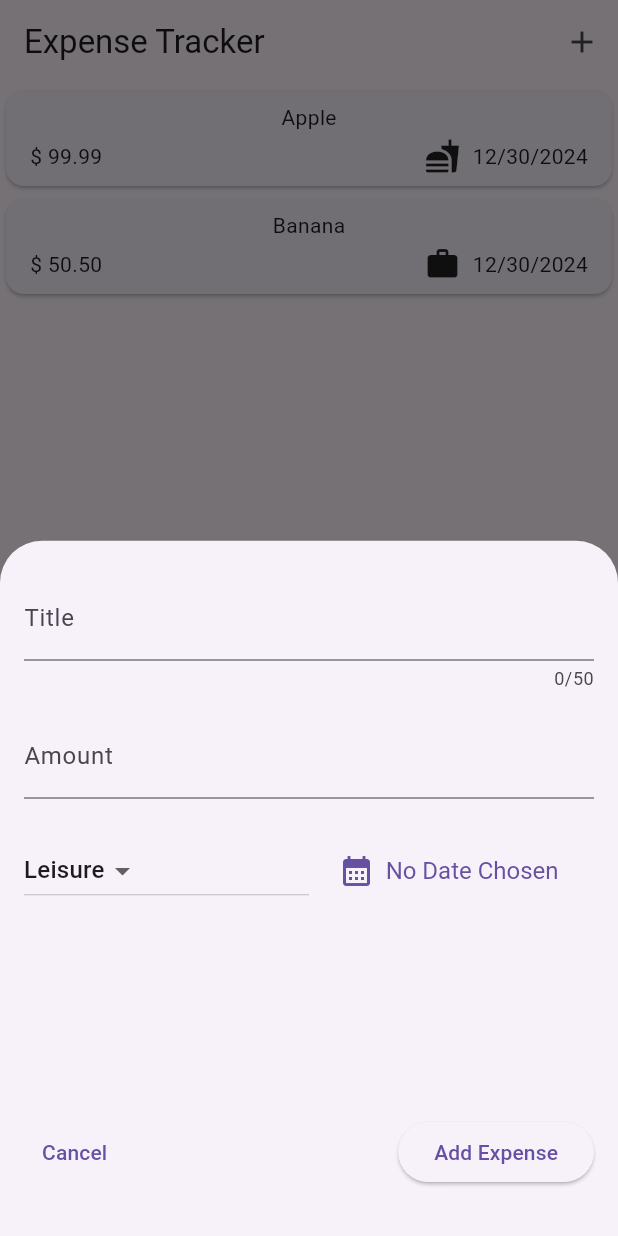
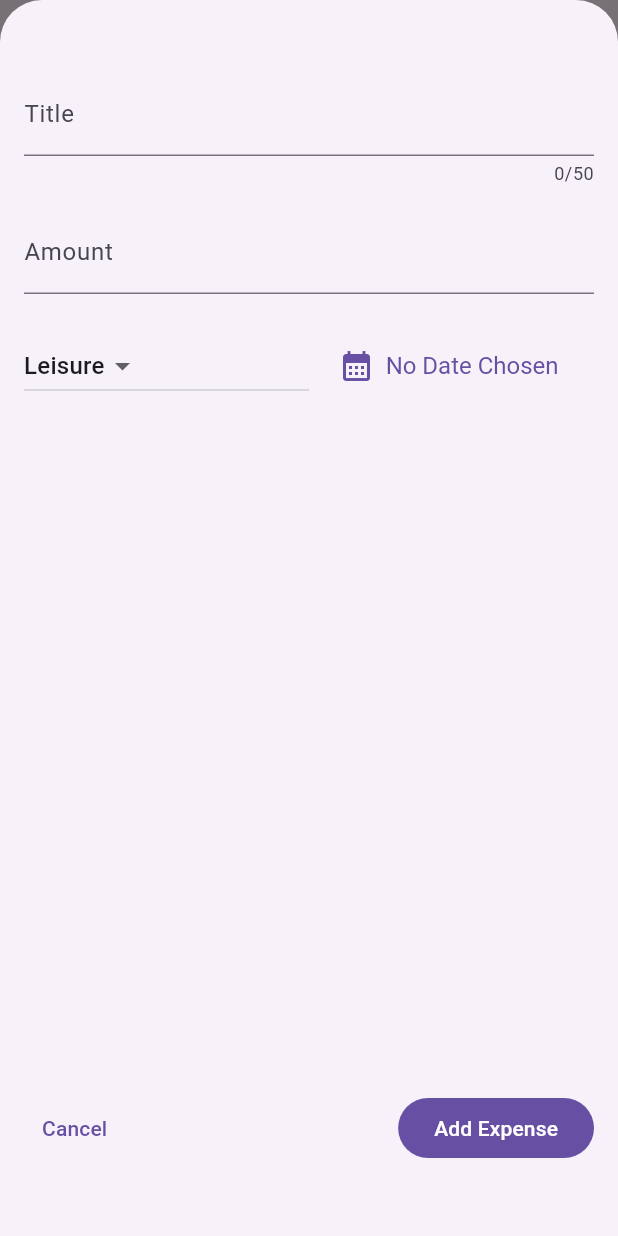
Before and after one commit to Satin3737/flutter_expense_tracker_app, a Flutter app: the screen it shows after launch, after a tap on the "add" icon, on a phone screen of 412 x 824 dp. Run offline on Flutter 3.47's test engine with Material 3 defaults, Android fonts, the phone set to English and light mode, and no system bars.

Commit message:
Refactoring for the add new expense flow

```diff
--- a/lib/new_expense.dart
+++ b/lib/new_expense.dart
@@ -1,6 +1,7 @@
 import 'package:flutter/material.dart';
 import 'package:flutter_expense_tracker_app/enum.dart';
 import 'package:flutter_expense_tracker_app/helper.dart';
+import 'package:flutter_expense_tracker_app/models/expense.dart';
 import 'package:intl/intl.dart';
 
 final formatter = DateFormat.yMd();
@@ -8,12 +9,7 @@ final formatter = DateFormat.yMd();
 class NewExpense extends StatefulWidget {
   const NewExpense({super.key, required this.addExpense});
 
-  final void Function({
-    required String title,
-    required double amount,
-    required DateTime date,
-    required Category category,
-  }) addExpense;
+  final void Function(Expense expense) addExpense;
 
   @override
   State<NewExpense> createState() => _NewExpenseState();
@@ -69,10 +65,12 @@ class _NewExpenseState extends State<NewExpense> {
     }
 
     widget.addExpense(
-      title: title,
-      amount: amount,
-      date: _selectedDate!,
-      category: _selectedCategory,
+      Expense(
+        title: title,
+        amount: amount,
+        date: _selectedDate!,
+        category: _selectedCategory,
+      ),
     );
 
     Navigator.pop(context);
@@ -90,7 +88,7 @@ class _NewExpenseState extends State<NewExpense> {
   @override
   Widget build(BuildContext context) {
     return Padding(
-      padding: const EdgeInsets.only(top: 24, left: 16, right: 16, bottom: 32),
+      padding: const EdgeInsets.symmetric(horizontal: 16, vertical: 48),
       child: Column(
         spacing: 48,
         mainAxisAlignment: MainAxisAlignment.spaceBetween,
@@ -158,7 +156,7 @@ class _NewExpenseState extends State<NewExpense> {
                 onPressed: _closeOverlay,
                 child: const Text('Cancel'),
               ),
-              ElevatedButton(
+              FilledButton(
                 onPressed: _submitExpense,
                 child: const Text('Add Expense'),
               ),
--- a/lib/widgets/expenses.dart
+++ b/lib/widgets/expenses.dart
@@ -1,5 +1,4 @@
 import 'package:flutter/material.dart';
-import 'package:flutter_expense_tracker_app/enum.dart';
 import 'package:flutter_expense_tracker_app/models/expense.dart';
 import 'package:flutter_expense_tracker_app/new_expense.dart';
 import 'package:flutter_expense_tracker_app/widgets/expenses_list/expenses_list.dart';
@@ -12,39 +11,14 @@ class Expenses extends StatefulWidget {
 }
 
 class _ExpensesState extends State<Expenses> {
-  final List<Expense> _expenses = [
-    Expense(
-      title: 'Apple',
-      amount: 99.99,
-      date: DateTime.now(),
-      category: Category.food,
-    ),
-    Expense(
-      title: 'Banana',
-      amount: 50.5,
-      date: DateTime.now(),
-      category: Category.work,
-    ),
-  ];
+  final List<Expense> _expenses = [];
 
-  void _addExpense({
-    title = String,
-    amount = double,
-    date = DateTime,
-    category = Category,
-  }) {
-    final newExpense = Expense(
-      title: title,
-      amount: amount,
-      date: date,
-      category: category,
-    );
-    setState(() => _expenses.add(newExpense));
-  }
+  void _addExpense(Expense expense) => setState(() => _expenses.add(expense));
 
   _openAddExpenseOverlay() {
     showModalBottomSheet(
       context: context,
+      isScrollControlled: true,
       builder: (ctx) => NewExpense(addExpense: _addExpense),
     );
   }
--- a/lib/widgets/expenses_list/expense_item.dart
+++ b/lib/widgets/expenses_list/expense_item.dart
@@ -12,9 +12,15 @@ class ExpenseItem extends StatelessWidget {
       child: Padding(
         padding: const EdgeInsets.symmetric(horizontal: 16, vertical: 8),
         child: Column(
+          crossAxisAlignment: CrossAxisAlignment.start,
           children: [
-            Text(expense.title),
-            SizedBox(height: 4),
+            Text(
+              expense.title,
+              style: const TextStyle(
+                fontSize: 18,
+              ),
+            ),
+            SizedBox(height: 8),
             Row(
               mainAxisAlignment: MainAxisAlignment.spaceBetween,
               children: [
```
Also changed, not shown: 1 other file.
